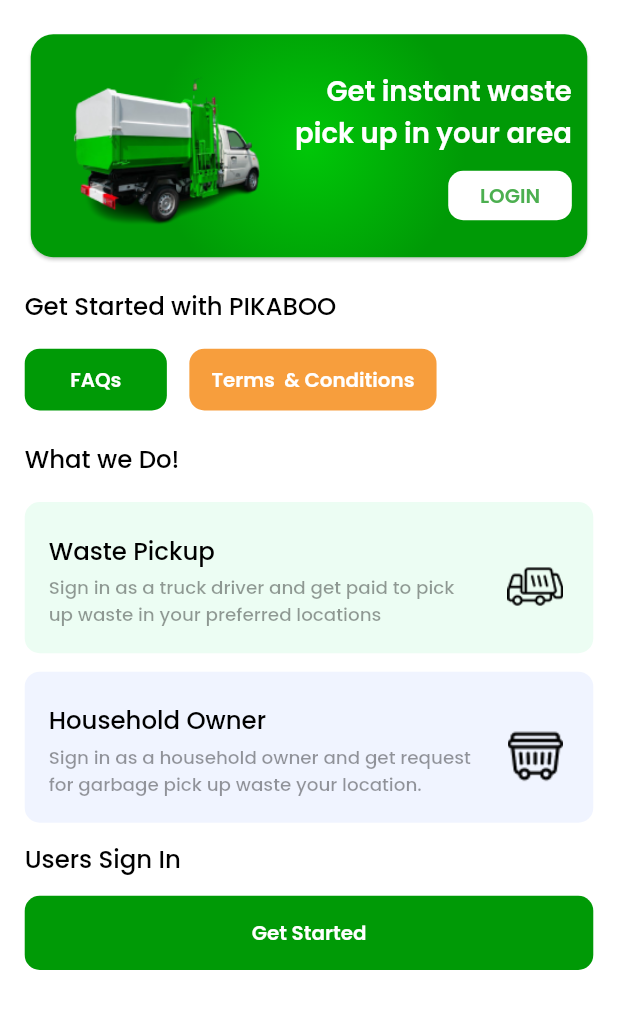
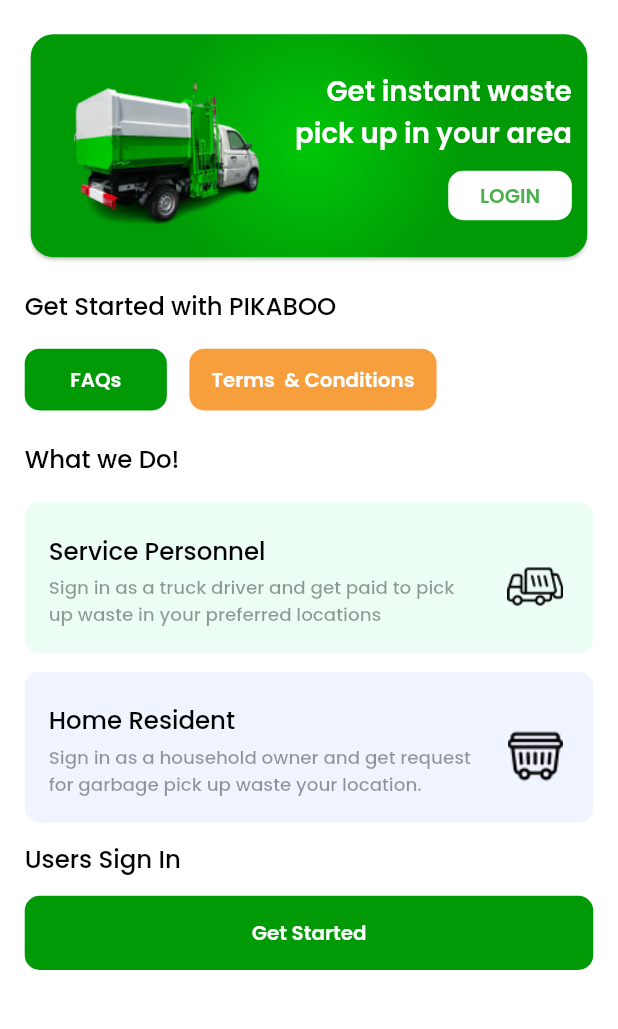
Before and after one commit to Greenmouse-Experts/Pikaboo_Mobile, a Flutter app: the AnonHomeView screen opened directly, on a phone screen of 412 x 824 dp, the part 68-1097 px from its top. Run offline on Flutter 3.47's test engine with Material 2 defaults, Android fonts, the light colour scheme and no system bars; drawn by our look-alikes of carousel_slider; our stand-ins replace dotted_line, expandable, flutter_riverpod, flutter_svg, go_router, google_fonts and 1 more.

Commit message:
Minor updates

```diff
--- a/pickaboo_mobile/lib/modules/anon_dashboard/choose_sign_in_view.dart
+++ b/pickaboo_mobile/lib/modules/anon_dashboard/choose_sign_in_view.dart
@@ -42,7 +42,7 @@
                 onPressed: () => context.pushNamed(AppRouter.login,
                     pathParameters: {'type': 'driver'}),
                 color: AppColors.fadeGreen2,
-                title: 'Waste Pickup',
+                title: 'Service Personnel',
                 content:
                     "Sign in as a truck driver and get paid to pick up waste in your preferred locations",
                 image: 'assets/images/wastetruck.png'),
@@ -51,7 +51,7 @@
                 onPressed: () => context.pushNamed(AppRouter.login,
                     pathParameters: {'type': 'user'}),
                 color: AppColors.fadePurple,
-                title: 'Household Owner',
+                title: 'Home Resident',
                 content:
                     "Sign in as a household owner and get request for garbage pick up waste your location.",
                 image: 'assets/images/dump.png'),
--- a/pickaboo_mobile/lib/modules/anon_dashboard/inner_pages/anon_home_view.dart
+++ b/pickaboo_mobile/lib/modules/anon_dashboard/inner_pages/anon_home_view.dart
@@ -79,14 +79,14 @@
                 SizedBox(height: height(context) * 0.02),
                 const InfoWidget(
                     color: AppColors.fadeGreen2,
-                    title: 'Waste Pickup',
+                    title: 'Service Personnel',
                     content:
                         "Sign in as a truck driver and get paid to pick up waste in your preferred locations",
                     image: 'assets/images/wastetruck.png'),
                 SizedBox(height: height(context) * 0.015),
                 const InfoWidget(
                     color: AppColors.fadePurple,
-                    title: 'Household Owner',
+                    title: 'Home Resident',
                     content:
                         "Sign in as a household owner and get request for garbage pick up waste your location.",
                     image: 'assets/images/dump.png'),
```
